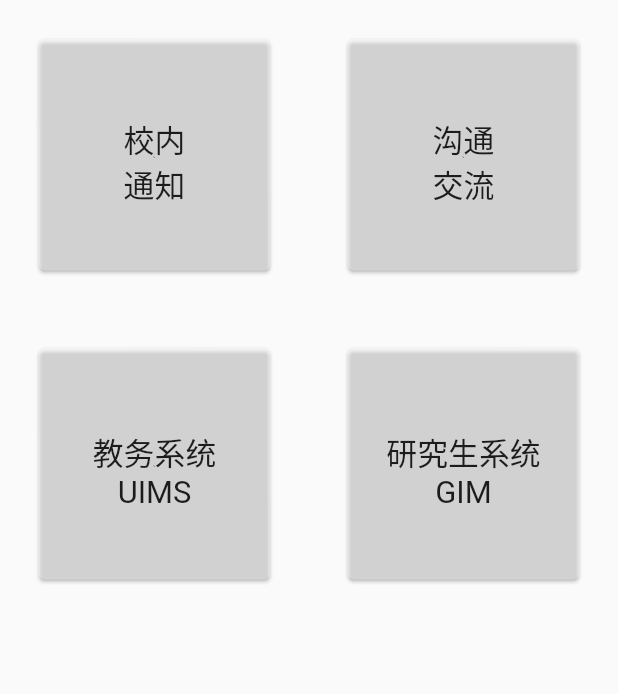
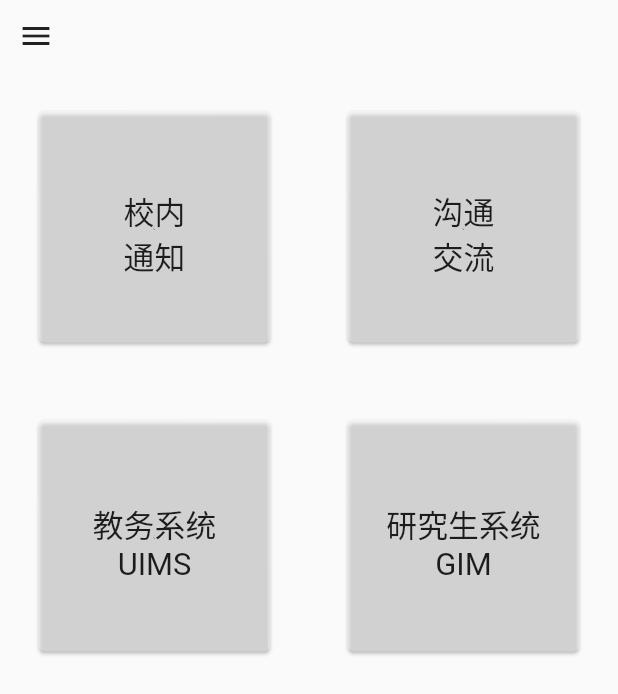
Before and after one commit to 276562578/jlu_helper, a Flutter app: the screen it shows after launch, on a phone screen of 412 x 824 dp. Shown: the top 694 px of the screen. Run offline on Flutter 3.47's test engine with Material 2 defaults, Android fonts, the phone set to English and light mode, and no system bars.

Commit message:
添加了drawer的响应式代码

```diff
--- a/lib/mainbody.dart
+++ b/lib/mainbody.dart
@@ -4,11 +4,15 @@
 import 'package:jlu_helper/modules/gim.dart';
 import 'package:jlu_helper/modules/oa_new.dart';
 import 'package:jlu_helper/modules/uims.dart';
+import 'package:jlu_helper/responsive.dart';
+import 'package:jlu_helper/sidemenu.dart';
 
 class MainBody extends StatelessWidget {
+  final GlobalKey<ScaffoldState> _mainBodyKey = GlobalKey<ScaffoldState>();
+
   @override
   Widget build(BuildContext context) {
-    Widget _mainCard(String txt,router) {
+    Widget _mainCard(String txt, router) {
       return LayoutBuilder(
           builder: (BuildContext context, BoxConstraints constraints) {
         return Card(
@@ -20,7 +24,10 @@
               style: TextStyle(fontSize: 1 / 10 * constraints.maxWidth),
             )),
             onTap: () => {
-              Navigator.push(context, MaterialPageRoute(builder: (context) => router),)
+              Navigator.push(
+                context,
+                MaterialPageRoute(builder: (context) => router),
+              )
             },
           ),
           margin: EdgeInsets.all(1 / 8 * constraints.maxWidth),
@@ -30,18 +37,38 @@
     }
 
     // TODO: implement build
-    return Center(
-      // Center is a layout widget. It takes a single child and positions it
-      // in the middle of the parent.
-      child: GridView.count(
-        crossAxisCount: 2,
-        crossAxisSpacing: 0,
-        mainAxisSpacing: 0,
+    return Scaffold(
+      key: _mainBodyKey,
+      drawer: ConstrainedBox(
+        constraints: BoxConstraints(maxWidth: 250),
+        child: SideMenu(),
+      ),
+      body: Column(
         children: [
-          _mainCard("校内\n通知",OANews()),
-          _mainCard("沟通\n交流",Communication()),
-          _mainCard("教务系统\nUIMS",Uims()),
-          _mainCard("研究生系统\nGIM",Gim()),
+          Row(
+            children: [
+              if (!Responsive.isDesktop(context))
+                IconButton(
+                  icon: Icon(Icons.menu),
+                  onPressed: () {
+                    _mainBodyKey.currentState!.openDrawer();
+                  },
+                ),
+            ],
+          ),
+          Expanded(
+            child: GridView.count(
+              crossAxisCount: 2,
+              crossAxisSpacing: 0,
+              mainAxisSpacing: 0,
+              children: [
+                _mainCard("校内\n通知", OANews()),
+                _mainCard("沟通\n交流", Communication()),
+                _mainCard("教务系统\nUIMS", Uims()),
+                _mainCard("研究生系统\nGIM", Gim()),
+              ],
+            ),
+          ),
         ],
       ),
     );
```
Also changed, not shown: 1 other file.
